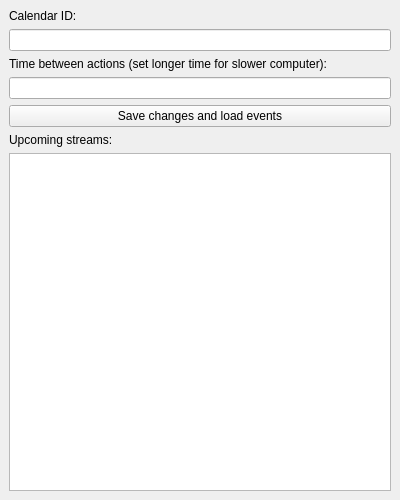
Before: the Qt Designer form mainwindow.ui in alexwohlbruck/autostreamer, drawn with Qt 5.
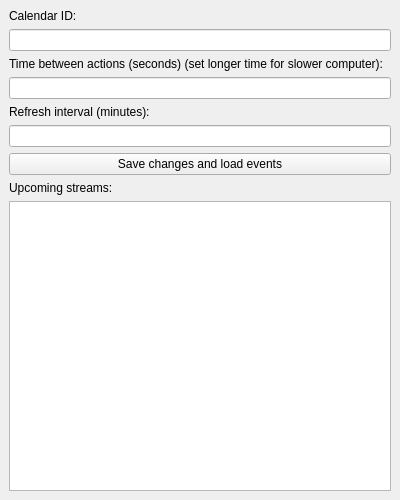
After: the same form once the commit is applied.

Commit message: Fix segmentation fault bug

```diff
--- a/mainwindow.ui
+++ b/mainwindow.ui
@@ -29,13 +29,23 @@
 				<item>
 					<widget class="QLabel" name="pauseTimeLabel">
 						<property name="text">
-							<string>Time between actions (set longer time for slower computer):</string>
+							<string>Time between actions (seconds) (set longer time for slower computer):</string>
 						</property>
 					</widget>
 				</item>
 				<item>
 					<widget class="QLineEdit" name="pauseTimeEdit"/>
 				</item>
+				<item>
+					<widget class="QLabel" name="refreshTimeLabel">
+						<property name="text">
+							<string>Refresh interval (minutes):</string>
+						</property>
+					</widget>
+				</item>
+				<item>
+					<widget class="QLineEdit" name="refreshTimeEdit"/>
+				</item>
 
 				<item>
 					<widget class="QPushButton" name="saveButton">
```
The commit also changes 2 other files.
